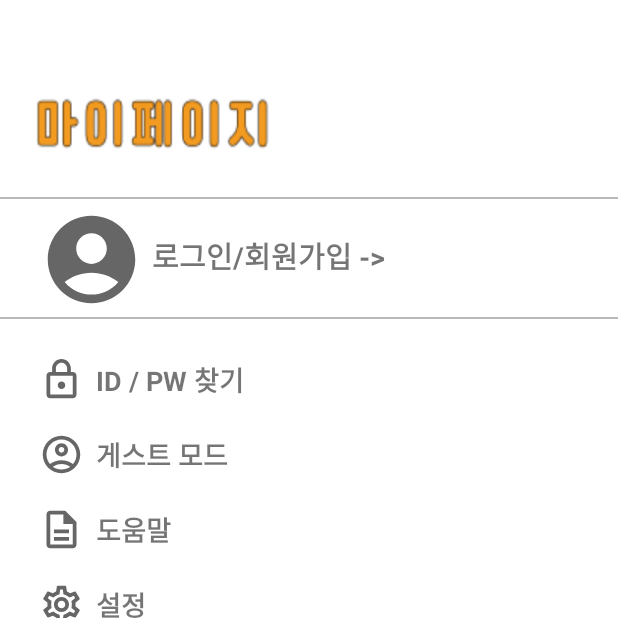
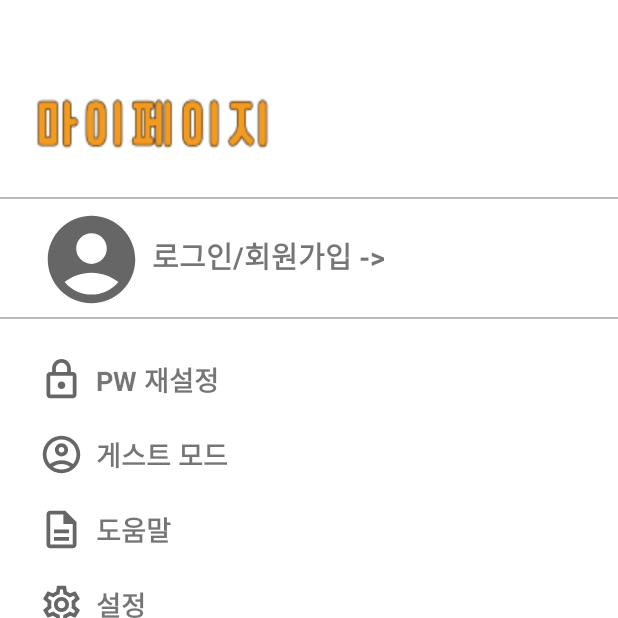
Before and after one commit to JoungSangJun/BookReport, an Android app built with Jetpack Compose: the fragment AccountFragment placed in its activity, on a phone screen of 412 x 824 dp, the top half of it. Run offline under Robolectric (Android 15) with nearby library versions, the phone set to English and light mode, and no system bars; our stand-ins replace Firebase (no records; nobody signed in at launch, a user with empty details on screens opened directly).

Commit message:
feat : add reset pw ui
비밀번호 재설정 ui 생성 및 마이페이지에서 pw 재설정 버튼 클릭시 비밀번호 재설정 액티비티로 화면전환

```diff
--- a/app/src/main/AndroidManifest.xml
+++ b/app/src/main/AndroidManifest.xml
@@ -11,6 +11,9 @@
         android:supportsRtl="true"
         android:theme="@style/Theme.BookReport"
         tools:targetApi="31">
+        <activity
+            android:name=".PasswordResetActivity"
+            android:exported="false" />
         <activity
             android:name="kr.baekseok.register.RegisterActivity"
             android:exported="false" />
--- a/app/src/main/java/kr/baekseok/bookreport/AccountFragment.kt
+++ b/app/src/main/java/kr/baekseok/bookreport/AccountFragment.kt
@@ -20,6 +20,8 @@ class AccountFragment : Fragment() {
 
 
         btnRegister()
+        btnResetPw()
+
 
         return aBinding.root
     }
@@ -30,5 +32,11 @@ class AccountFragment : Fragment() {
         }
     }
 
+    fun btnResetPw(){
+        aBinding.btnResetPw.setOnClickListener {
+            startActivity(Intent(activity, PasswordResetActivity::class.java))
+        }
+    }
+
 
 }
--- a/app/src/main/res/layout/fragment_account.xml
+++ b/app/src/main/res/layout/fragment_account.xml
@@ -1,10 +1,8 @@
 <?xml version="1.0" encoding="utf-8"?>
-<androidx.constraintlayout.widget.ConstraintLayout
+<androidx.constraintlayout.widget.ConstraintLayout xmlns:android="http://schemas.android.com/apk/res/android"
+    xmlns:app="http://schemas.android.com/apk/res-auto"
     android:layout_width="match_parent"
-    android:layout_height="match_parent"
-    xmlns:android="http://schemas.android.com/apk/res/android"
-    xmlns:app="http://schemas.android.com/apk/res-auto">
-
+    android:layout_height="match_parent">
 
 
     <androidx.constraintlayout.widget.ConstraintLayout
@@ -13,9 +11,9 @@
         android:layout_height="wrap_content"
         android:layout_marginTop="45dp"
         android:layout_marginEnd="187dp"
-        app:layout_constraintTop_toTopOf="parent"
+        app:layout_constraintEnd_toEndOf="parent"
         app:layout_constraintStart_toStartOf="parent"
-        app:layout_constraintEnd_toEndOf="parent">
+        app:layout_constraintTop_toTopOf="parent">
 
         <TextView
             android:id="@+id/tx_home"
@@ -31,14 +29,13 @@
 
     <androidx.constraintlayout.widget.ConstraintLayout
         android:id="@+id/constraint2"
-        android:background="#BAB8B8"
         android:layout_width="match_parent"
         android:layout_height="1dp"
         android:layout_marginTop="16dp"
-        app:layout_constraintTop_toBottomOf="@+id/constraint1"
+        android:background="#BAB8B8"
+        app:layout_constraintEnd_toEndOf="parent"
         app:layout_constraintStart_toStartOf="parent"
-        app:layout_constraintEnd_toEndOf="parent"
-        >
+        app:layout_constraintTop_toBottomOf="@+id/constraint1">
 
     </androidx.constraintlayout.widget.ConstraintLayout>
 
@@ -46,48 +43,45 @@
         android:id="@+id/constraint3"
         android:layout_width="match_parent"
         android:layout_height="wrap_content"
+        app:layout_constraintEnd_toEndOf="parent"
         app:layout_constraintStart_toStartOf="parent"
-        app:layout_constraintEnd_toEndOf="parent"
-        app:layout_constraintTop_toBottomOf="@+id/constraint2"
-        >
+        app:layout_constraintTop_toBottomOf="@+id/constraint2">
 
         <ImageView
             android:id="@+id/img_register"
             android:layout_width="70dp"
             android:layout_height="70dp"
-            android:src="@drawable/baseline_account_circle_24"
-            app:layout_constraintStart_toStartOf="parent"
-            app:layout_constraintEnd_toEndOf="parent"
-            app:layout_constraintTop_toTopOf="parent"
             android:layout_marginTop="5dp"
             android:layout_marginRight="290dp"
-            />
+            android:src="@drawable/baseline_account_circle_24"
+            app:layout_constraintEnd_toEndOf="parent"
+            app:layout_constraintStart_toStartOf="parent"
+            app:layout_constraintTop_toTopOf="parent" />
 
         <TextView
             android:id="@+id/btn_register"
             android:layout_width="wrap_content"
             android:layout_height="wrap_content"
+            android:layout_marginEnd="150dp"
             android:text="@string/btn_register"
             android:textSize="19sp"
             android:textStyle="bold"
+            app:layout_constraintBottom_toBottomOf="parent"
+            app:layout_constraintEnd_toEndOf="parent"
             app:layout_constraintStart_toEndOf="@+id/img_register"
-            app:layout_constraintTop_toTopOf="parent"
-            app:layout_constraintEnd_toEndOf="parent"
-            app:layout_constraintBottom_toBottomOf="parent"
-            android:layout_marginEnd="150dp"/>
+            app:layout_constraintTop_toTopOf="parent" />
 
     </androidx.constraintlayout.widget.ConstraintLayout>
 
     <androidx.constraintlayout.widget.ConstraintLayout
         android:id="@+id/constraint4"
-        android:background="#BAB8B8"
         android:layout_width="match_parent"
         android:layout_height="1dp"
         android:layout_marginTop="3dp"
-        app:layout_constraintTop_toBottomOf="@+id/constraint3"
+        android:background="#BAB8B8"
+        app:layout_constraintEnd_toEndOf="parent"
         app:layout_constraintStart_toStartOf="parent"
-        app:layout_constraintEnd_toEndOf="parent"
-        >
+        app:layout_constraintTop_toBottomOf="@+id/constraint3">
 
     </androidx.constraintlayout.widget.ConstraintLayout>
 
@@ -96,34 +90,32 @@
         android:layout_width="match_parent"
         android:layout_height="50dp"
         android:layout_marginTop="15dp"
-        app:layout_constraintTop_toBottomOf="@+id/constraint4"
+        app:layout_constraintEnd_toEndOf="parent"
         app:layout_constraintStart_toStartOf="parent"
-        app:layout_constraintEnd_toEndOf="parent"
-        >
+        app:layout_constraintTop_toBottomOf="@+id/constraint4">
 
         <ImageView
             android:id="@+id/img_findId"
             android:layout_width="30dp"
             android:layout_height="30dp"
+            android:layout_marginEnd="330dp"
             android:src="@drawable/outline_lock_24"
+            app:layout_constraintBottom_toBottomOf="parent"
+            app:layout_constraintEnd_toEndOf="parent"
             app:layout_constraintStart_toStartOf="parent"
-            app:layout_constraintEnd_toEndOf="parent"
-            app:layout_constraintTop_toTopOf="parent"
-            app:layout_constraintBottom_toBottomOf="parent"
-            android:layout_marginEnd="330dp"/>
+            app:layout_constraintTop_toTopOf="parent" />
 
         <TextView
-            android:id="@+id/btn_findId"
+            android:id="@+id/btn_resetPw"
             android:layout_width="wrap_content"
             android:layout_height="wrap_content"
-            android:text="@string/btn_findId"
+            android:layout_marginLeft="8dp"
+            android:text="@string/btn_reset_password1"
             android:textSize="18sp"
             android:textStyle="bold"
-            app:layout_constraintTop_toTopOf="parent"
             app:layout_constraintBottom_toBottomOf="parent"
             app:layout_constraintStart_toEndOf="@+id/img_findId"
-            android:layout_marginLeft="8dp"
-            />
+            app:layout_constraintTop_toTopOf="parent" />
 
 
     </androidx.constraintlayout.widget.ConstraintLayout>
@@ -132,32 +124,31 @@
         android:id="@+id/constraint6"
         android:layout_width="match_parent"
         android:layout_height="50dp"
-        app:layout_constraintTop_toBottomOf="@+id/constraint5"
+        app:layout_constraintEnd_toEndOf="parent"
         app:layout_constraintStart_toStartOf="parent"
-        app:layout_constraintEnd_toEndOf="parent"
-        >
+        app:layout_constraintTop_toBottomOf="@+id/constraint5">
 
         <ImageView
             android:id="@+id/img_guestMode"
             android:layout_width="30dp"
             android:layout_height="30dp"
+            android:layout_marginEnd="330dp"
             android:src="@drawable/outline_account_circle_24"
-            app:layout_constraintTop_toTopOf="parent"
             app:layout_constraintBottom_toBottomOf="parent"
+            app:layout_constraintEnd_toEndOf="parent"
             app:layout_constraintStart_toStartOf="parent"
-            app:layout_constraintEnd_toEndOf="parent"
-            android:layout_marginEnd="330dp"/>
+            app:layout_constraintTop_toTopOf="parent" />
 
         <TextView
             android:layout_width="wrap_content"
             android:layout_height="wrap_content"
+            android:layout_marginLeft="8dp"
             android:text="@string/btn_guestMode"
+            android:textSize="18dp"
+            android:textStyle="bold"
+            app:layout_constraintBottom_toBottomOf="parent"
             app:layout_constraintStart_toEndOf="@+id/img_guestMode"
-            app:layout_constraintTop_toTopOf="parent"
-            app:layout_constraintBottom_toBottomOf="parent"
-            android:layout_marginLeft="8dp"
-            android:textSize="18dp"
-            android:textStyle="bold"/>
+            app:layout_constraintTop_toTopOf="parent" />
 
     </androidx.constraintlayout.widget.ConstraintLayout>
 
@@ -165,32 +156,31 @@
         android:id="@+id/constraint7"
         android:layout_width="match_parent"
         android:layout_height="50dp"
-        app:layout_constraintTop_toBottomOf="@+id/constraint6"
+        app:layout_constraintEnd_toEndOf="parent"
         app:layout_constraintStart_toStartOf="parent"
-        app:layout_constraintEnd_toEndOf="parent"
-        >
+        app:layout_constraintTop_toBottomOf="@+id/constraint6">
 
         <ImageView
             android:id="@+id/img_help"
             android:layout_width="30dp"
             android:layout_height="30dp"
+            android:layout_marginRight="330dp"
             android:src="@drawable/outline_description_24"
-            app:layout_constraintTop_toTopOf="parent"
             app:layout_constraintBottom_toBottomOf="parent"
+            app:layout_constraintEnd_toEndOf="parent"
             app:layout_constraintStart_toStartOf="parent"
-            app:layout_constraintEnd_toEndOf="parent"
-            android:layout_marginRight="330dp"/>
+            app:layout_constraintTop_toTopOf="parent" />
 
         <TextView
             android:layout_width="wrap_content"
             android:layout_height="wrap_content"
+            android:layout_marginStart="8dp"
             android:text="@string/btn_help"
+            android:textSize="18sp"
+            android:textStyle="bold"
+            app:layout_constraintBottom_toBottomOf="parent"
             app:layout_constraintStart_toEndOf="@+id/img_help"
-            app:layout_constraintTop_toTopOf="parent"
-            app:layout_constraintBottom_toBottomOf="parent"
-            android:layout_marginStart="8dp"
-            android:textSize="18sp"
-            android:textStyle="bold"/>
+            app:layout_constraintTop_toTopOf="parent" />
 
     </androidx.constraintlayout.widget.ConstraintLayout>
 
@@ -198,32 +188,31 @@
         android:id="@+id/constraint8"
         android:layout_width="match_parent"
         android:layout_height="50dp"
-        app:layout_constraintTop_toBottomOf="@+id/constraint7"
+        app:layout_constraintEnd_toEndOf="parent"
         app:layout_constraintStart_toStartOf="parent"
-        app:layout_constraintEnd_toEndOf="parent"
-        >
+        app:layout_constraintTop_toBottomOf="@+id/constraint7">
 
         <ImageView
             android:id="@+id/img_setting"
             android:layout_width="30dp"
             android:layout_height="30dp"
+            android:layout_marginEnd="330dp"
             android:src="@drawable/outline_settings_24"
-            app:layout_constraintTop_toTopOf="parent"
             app:layout_constraintBottom_toBottomOf="parent"
+            app:layout_constraintEnd_toEndOf="parent"
             app:layout_constraintStart_toStartOf="parent"
-            app:layout_constraintEnd_toEndOf="parent"
-            android:layout_marginEnd="330dp"/>
+            app:layout_constraintTop_toTopOf="parent" />
 
         <TextView
             android:layout_width="wrap_content"
             android:layout_height="wrap_content"
+            android:layout_marginStart="8dp"
             android:text="@string/btn_setting"
+            android:textSize="18sp"
+            android:textStyle="bold"
+            app:layout_constraintBottom_toBottomOf="parent"
             app:layout_constraintStart_toEndOf="@+id/img_setting"
-            app:layout_constraintTop_toTopOf="parent"
-            app:layout_constraintBottom_toBottomOf="parent"
-            android:layout_marginStart="8dp"
-            android:textSize="18sp"
-            android:textStyle="bold"/>
+            app:layout_constraintTop_toTopOf="parent" />
 
     </androidx.constraintlayout.widget.ConstraintLayout>
 
@@ -231,33 +220,32 @@
         android:id="@+id/constraint9"
         android:layout_width="match_parent"
         android:layout_height="50dp"
-        app:layout_constraintTop_toBottomOf="@+id/constraint8"
+        app:layout_constraintEnd_toEndOf="parent"
         app:layout_constraintStart_toStartOf="parent"
-        app:layout_constraintEnd_toEndOf="parent"
-        >
+        app:layout_constraintTop_toBottomOf="@+id/constraint8">
 
         <ImageView
             android:id="@+id/img_info"
             android:layout_width="30dp"
             android:layout_height="30dp"
+            android:layout_marginRight="330dp"
             android:src="@drawable/outline_info_24"
-            app:layout_constraintTop_toTopOf="parent"
             app:layout_constraintBottom_toBottomOf="parent"
+            app:layout_constraintEnd_toEndOf="parent"
             app:layout_constraintStart_toStartOf="parent"
-            app:layout_constraintEnd_toEndOf="parent"
-            android:layout_marginRight="330dp"/>
+            app:layout_constraintTop_toTopOf="parent" />
 
         <TextView
             android:layout_width="wrap_content"
             android:layout_height="wrap_content"
+            android:layout_marginStart="8dp"
             android:text="@string/btn_info"
+            android:textSize="18sp"
+            android:textStyle="bold"
+            app:layout_constraintBottom_toBottomOf="parent"
             app:layout_constraintStart_toEndOf="@+id/img_info"
-            app:layout_constraintTop_toTopOf="parent"
-            app:layout_constraintBottom_toBottomOf="parent"
-            android:layout_marginStart="8dp"
-            android:textSize="18sp"
-            android:textStyle="bold"/>
+            app:layout_constraintTop_toTopOf="parent" />
 
     </androidx.constraintlayout.widget.ConstraintLayout>
 
-    </androidx.constraintlayout.widget.ConstraintLayout>
+</androidx.constraintlayout.widget.ConstraintLayout>
--- a/app/src/main/res/values/strings.xml
+++ b/app/src/main/res/values/strings.xml
@@ -1,7 +1,7 @@
 <resources>
     <string name="app_name">BookReport</string>
     <string name="btn_register">로그인/회원가입 -></string>
-    <string name="btn_findId">ID / PW 찾기</string>
+    <string name="btn_reset_password1">PW 재설정</string>
     <string name="btn_guestMode">게스트 모드</string>
     <string name="btn_help">도움말</string>
     <string name="btn_setting">설정</string>
@@ -21,5 +21,9 @@
     <string name="edt_passConfirm">비밀번호를 한번 더 입력해주세요</string>
     <string name="btn_register3">회원가입</string>
     <string name="tx_register">회원가입</string>
+    <string name="tx_passwordReset1">비밀번호 재설정</string>
+    <string name="tx_passwordReset2">재설정 비밀번호</string>
+    <string name="tx_passwordResetConfirm">재설정 비밀번호 확인</string>
+    <string name="btn_reset_password2">비밀번호 재설정</string>
 
 </resources>
```
Also changed, not shown: app/src/main/java/kr/baekseok/bookreport/HomeFragment.kt (+6 -15 lines), app/src/main/java/kr/baekseok/bookreport/PasswordResetActivity.kt (added, +13 -0 lines), app/src/main/res/layout/activity_password_reset.xml (added, +266 -0 lines).
